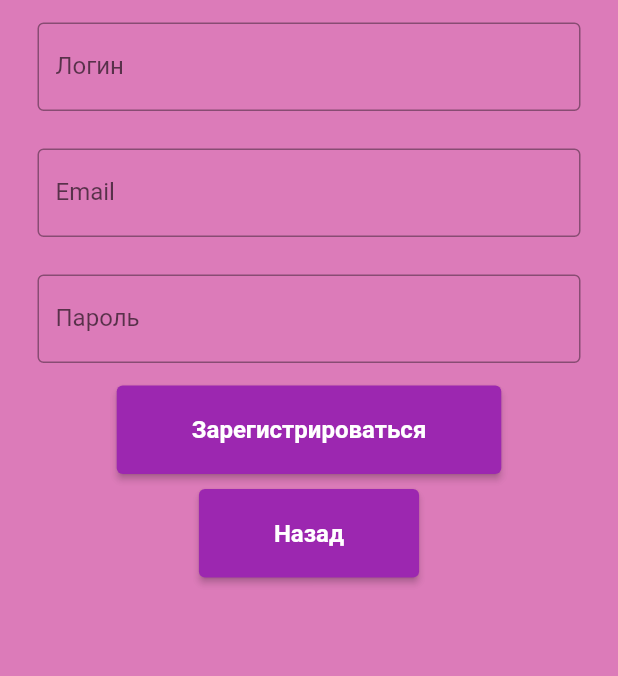
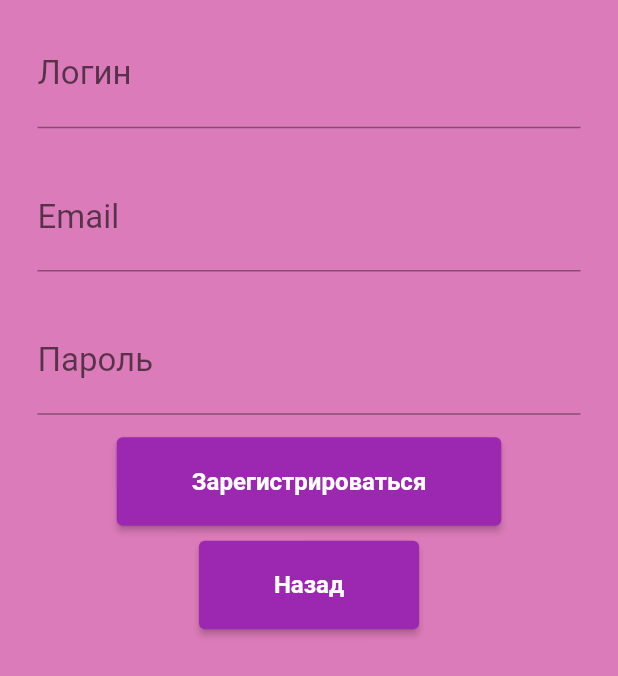
Before and after one commit to anastasianon/Flutter-Api, a Flutter app: the screen it shows after launch, after a tap on "Зарегистрироваться", on a phone screen of 412 x 824 dp. Shown: the top 676 px of the screen. Run offline on Flutter 3.47's test engine with Material 2 defaults, Android fonts, the phone set to English and light mode, and no system bars; our stand-ins replace bloc, dio, flutter_bloc, freezed_annotation, shared_preferences; missing offline and left inert: desktop_window.

Commit message:
git flutter

```diff
--- a/lib/screens/signIn_screen.dart
+++ b/lib/screens/signIn_screen.dart
@@ -70,14 +70,16 @@ class SignInScreenState extends State<SignInScreen> {
                       TextFormField(
                         controller: controllerUsername,
                         decoration: const InputDecoration(
-                            border: OutlineInputBorder(), labelText: "Логин"),
+                            border: UnderlineInputBorder(), labelText: "Логин"),
+                            style: TextStyle(fontSize: 22),
                       ),
                       const Padding(
                           padding: EdgeInsets.fromLTRB(25, 5, 25, 20)),
                       TextFormField(
                         controller: controllerPassword,
                         decoration: const InputDecoration(
-                            border: OutlineInputBorder(), labelText: "Пароль"),
+                            border: UnderlineInputBorder(), labelText: "Пароль"),
+                            style: TextStyle(fontSize: 22),
                       ),
                     ],
                   ),
--- a/lib/screens/signUp_screen.dart
+++ b/lib/screens/signUp_screen.dart
@@ -60,7 +60,8 @@ class SignUpScreenState extends State<SignUpScreen> {
                           }
                           return null;
                         }),
-                        decoration: const InputDecoration(border: OutlineInputBorder(), labelText: "Логин"),
+                        decoration: const InputDecoration(border: UnderlineInputBorder(), labelText: "Логин"),
+                        style: TextStyle(fontSize: 22),
                       ),
                       const Padding(padding: EdgeInsets.fromLTRB(25, 5, 25, 20)),
                       TextFormField(
@@ -74,7 +75,8 @@ class SignUpScreenState extends State<SignUpScreen> {
                           }
                           return null;
                         }),
-                        decoration: const InputDecoration(border: OutlineInputBorder(), labelText: "Email"),
+                        decoration: const InputDecoration(border: UnderlineInputBorder(), labelText: "Email"),
+                        style: TextStyle(fontSize: 22),
                       ),
                       const Padding(padding: EdgeInsets.fromLTRB(25, 5, 25, 20)),
                       TextFormField(
@@ -88,7 +90,8 @@ class SignUpScreenState extends State<SignUpScreen> {
                           }
                           return null;
                         }),
-                        decoration: const InputDecoration(border: OutlineInputBorder(), labelText: "Пароль"),
+                        decoration: const InputDecoration(border: UnderlineInputBorder(), labelText: "Пароль"),
+                        style: TextStyle(fontSize: 22),
                       ),
                     ],
                   ),
```
